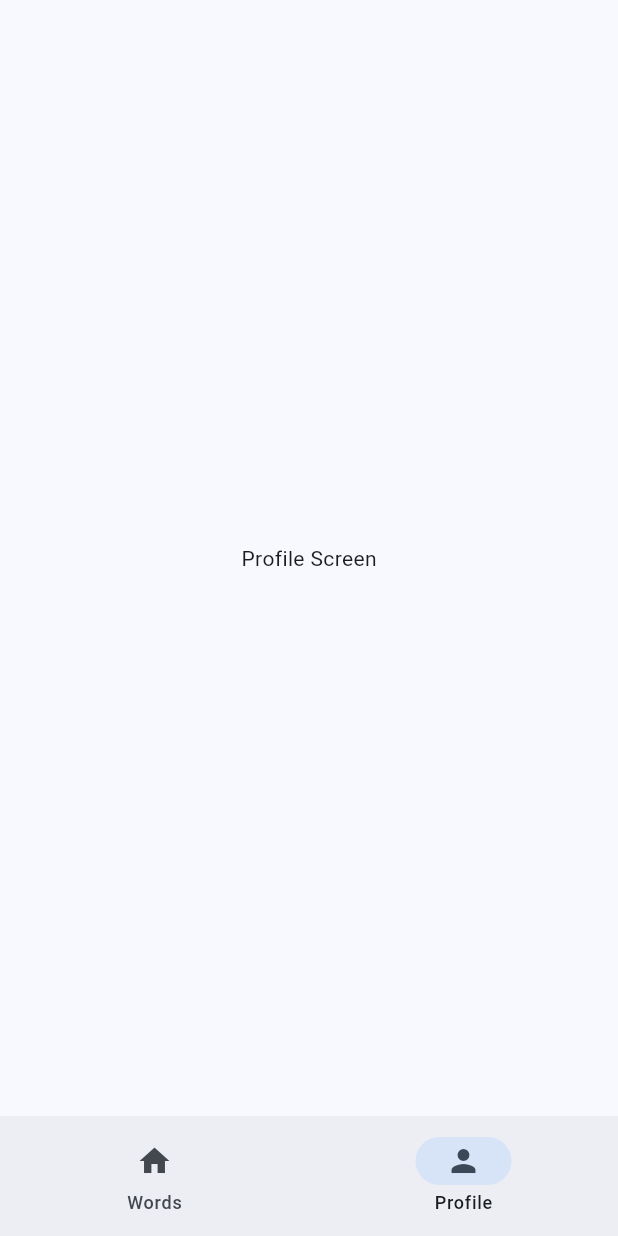
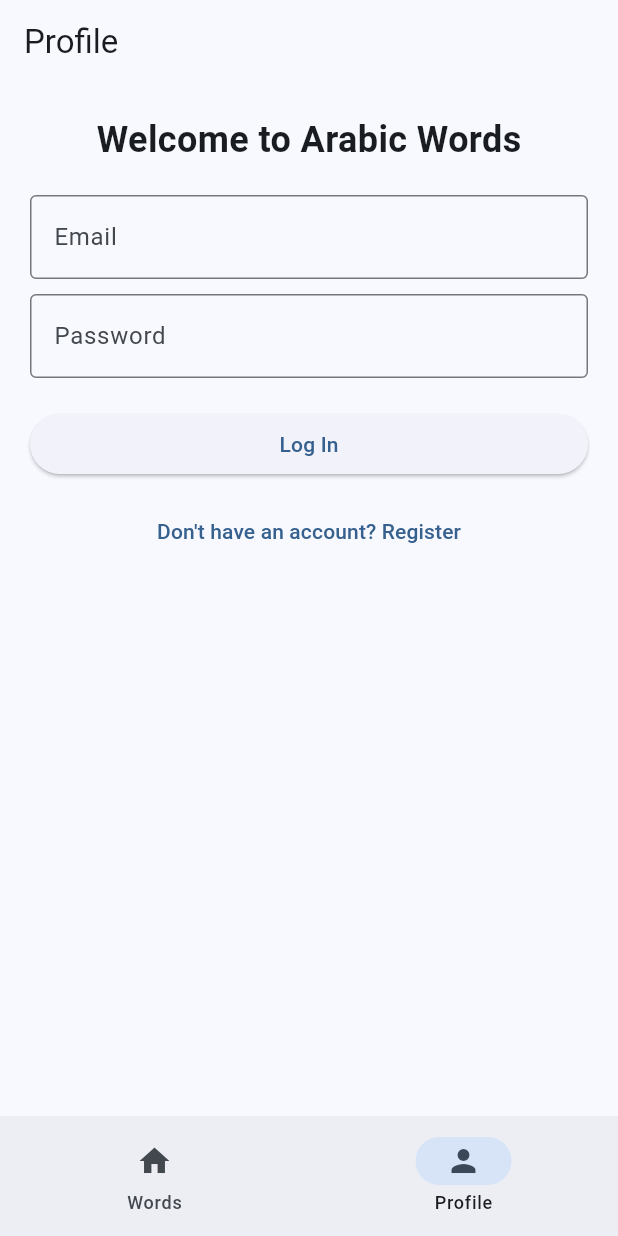
Before and after one commit to kuba-04/arwords, a Flutter app: the screen it shows after launch, item 2 of the bottom bar chosen, on a phone screen of 412 x 824 dp. Run offline on Flutter 3.47's test engine with Material 3 defaults, Android fonts, the phone set to English and light mode, and no system bars; our stand-ins replace flutter_dotenv, supabase_flutter; accounts and stored records are empty.

Commit message:
fix navigation

```diff
--- a/lib/main.dart
+++ b/lib/main.dart
@@ -69,7 +69,10 @@ class MainScreen extends StatefulWidget {
 class _MainScreenState extends State<MainScreen> {
   int _selectedIndex = 0;
 
-  static const List<Widget> _screens = <Widget>[WordsScreen(), ProfileScreen()];
+  static const List<Widget> _screens = <Widget>[
+    WordsScreen(),
+    ProfileScreen(),
+  ];
 
   void _onItemTapped(int index) {
     setState(() {
@@ -101,12 +104,3 @@ class WordsScreen extends StatelessWidget {
     return const Center(child: Text('Words Screen'));
   }
 }
-
-class ProfileScreen extends StatelessWidget {
-  const ProfileScreen({super.key});
-
-  @override
-  Widget build(BuildContext context) {
-    return const Center(child: Text('Profile Screen'));
-  }
-}
```
